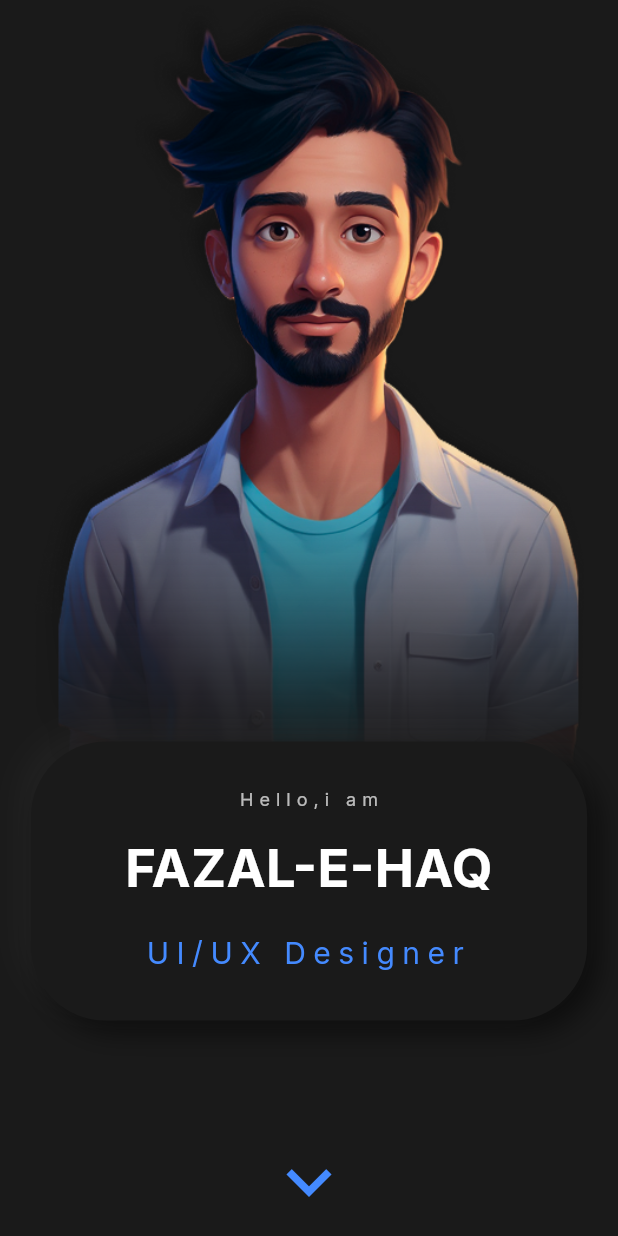
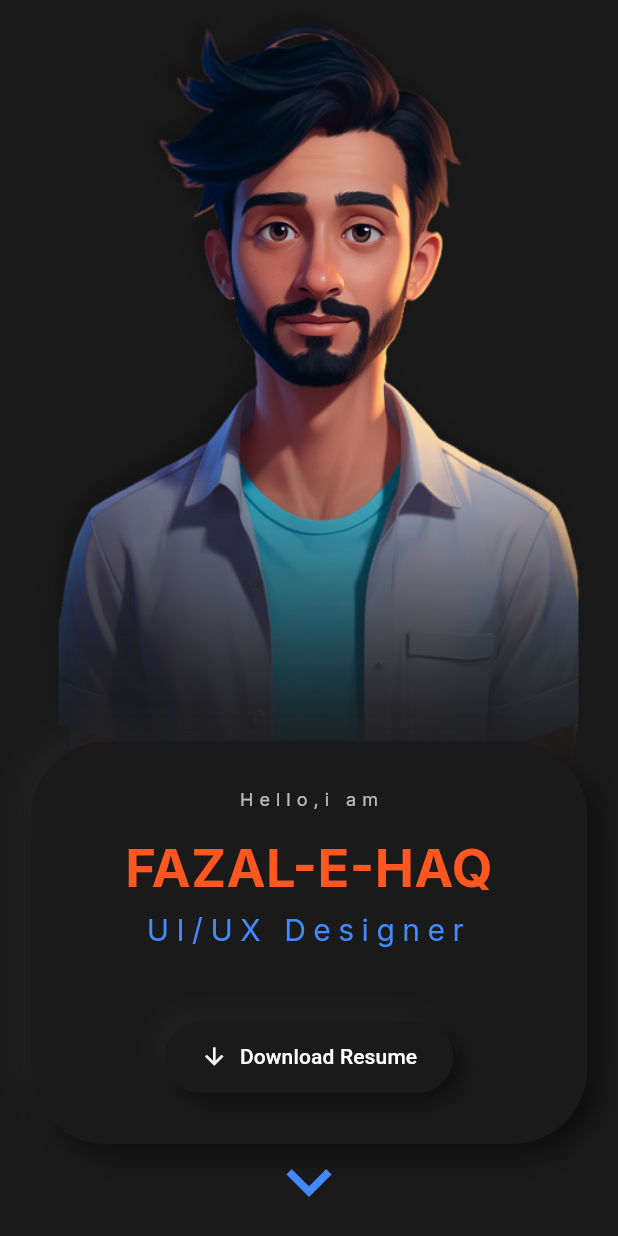
Before and after one commit to fazal-e-haq/Fazal-Portfolio, a Flutter app: the screen it shows after launch, on a phone screen of 412 x 824 dp. Run offline on Flutter 3.47's test engine with Material 3 defaults, Android fonts, the phone set to English and light mode, and no system bars; drawn by our look-alikes of animated_text_kit; our stand-ins replace firebase_core, google_fonts; missing offline and left inert: dart:js_interop, js_interop; accounts and stored records are empty; generated files the repository leaves out were written again.

Commit message:
add new code

```diff
--- a/lib/presentation/Pages/mobile/home_section.dart
+++ b/lib/presentation/Pages/mobile/home_section.dart
@@ -1,13 +1,23 @@
+import 'dart:js_interop';
+
 import 'package:animated_text_kit/animated_text_kit.dart';
 import 'package:fazal_portfolio/presentation/widgets/info_card_widget.dart';
 import 'package:fazal_portfolio/presentation/widgets/responsive_text.dart';
 import 'package:flutter/material.dart';
 
+import '../../widgets/button_widget.dart';
+import '../computer/home_section.dart';
+@JS('window.open')
+external JSAny? openWindow(JSString url, JSString target);
 class MobileHomeSection extends StatelessWidget {
   const MobileHomeSection({super.key});
 
   @override
   Widget build(BuildContext context) {
+    void downloadResume() {
+      openWindow('assets/Resume.pdf'.toJS, '_blank'.toJS);
+    }
+
     Size size = MediaQuery.of(context).size;
     return SingleChildScrollView(
       child: SizedBox(
@@ -70,13 +80,13 @@ class MobileHomeSection extends StatelessWidget {
                             textStyle: const TextStyle(
                               fontSize: 35,
                               fontWeight: FontWeight.bold,
-                              color: Colors.white,
+                              color: Colors.deepOrange,
                             ),
                           ),
                         ],
                       ),
                     ),
-                    const SizedBox(height: 15),
+
                    // My skills - Wrapped in RepaintBoundary
                     RepaintBoundary(
                       child: AnimatedTextKit(
@@ -105,6 +115,12 @@ class MobileHomeSection extends StatelessWidget {
                           ),
                         ],
                       ),
+                    ),
+                    SizedBox(height: size.height * 0.05),
+                    ButtonWidget(
+                      onPressed: downloadResume,
+                      icon: const Icon(Icons.arrow_downward),
+                      child: Text('Download Resume'),
                     ),
                   ],
                 ),
```
Also changed, not shown: lib/presentation/Pages/tablet/home_section.dart (+18 -2 lines).
